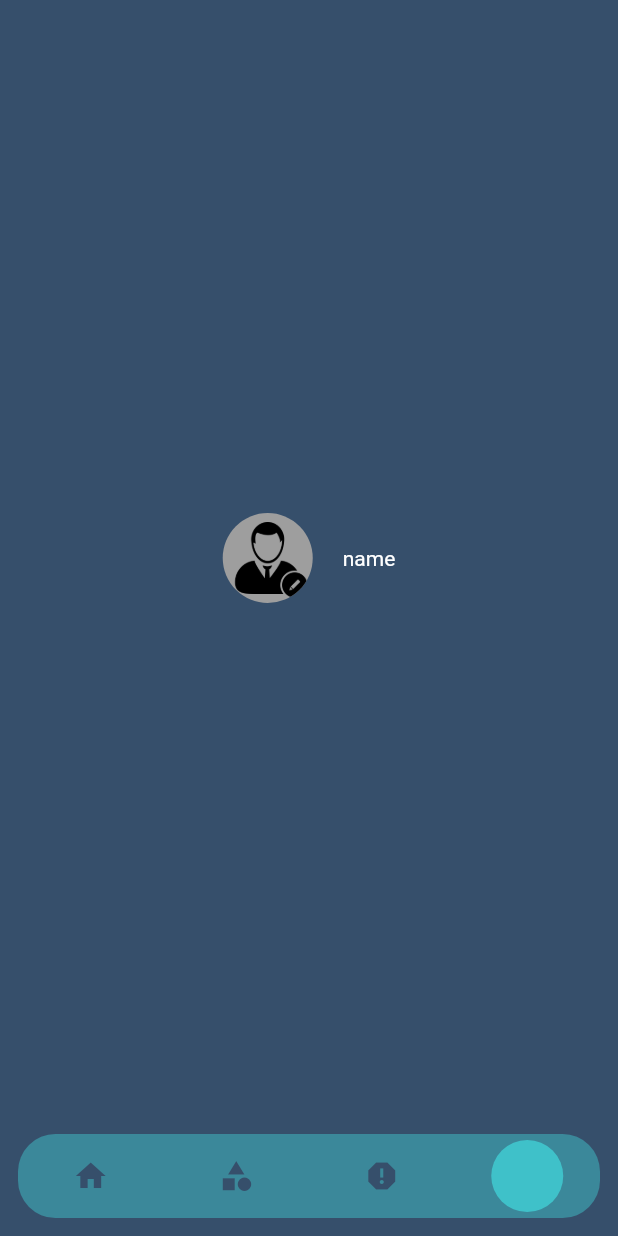
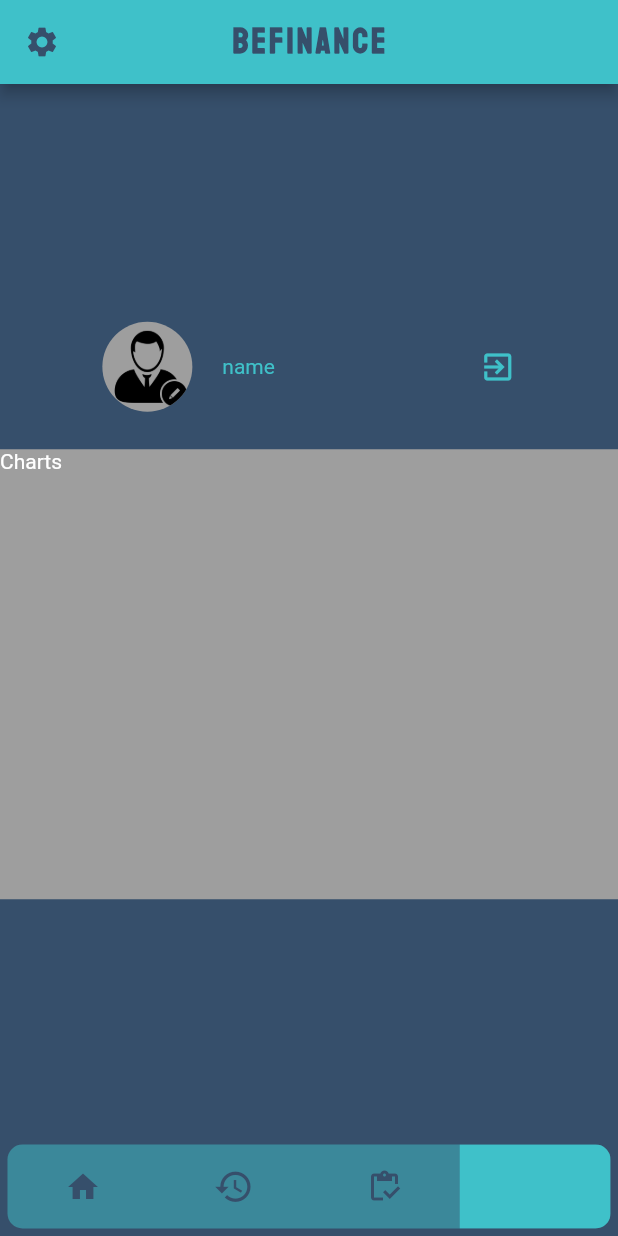
Before and after one commit to DavidBeppiev/Be-Finance, a Flutter app: the MainPage screen opened directly, item 4 of the bottom bar chosen, on a phone screen of 412 x 824 dp. Run offline on Flutter 3.47's test engine with Material 2 defaults, Android fonts, the phone set to English and light mode, and no system bars; drawn by our look-alikes of flutter_snake_navigationbar; our stand-ins replace bloc, flutter_bloc.

Commit message:
1. add the frame om profile_view.dart 2. remake bottom_navigation_widget.dart 3. add the AppBar

```diff
--- a/lib/bloc/main_page_navigation_cubit/main_page_navigation_cubit.dart
+++ b/lib/bloc/main_page_navigation_cubit/main_page_navigation_cubit.dart
@@ -6,8 +6,8 @@ part 'main_page_navigation_state.dart';
 class MainPageNavigationCubit extends Cubit<MainPageNavigationState> {
   MainPageNavigationCubit() : super(MainState());
 
-  void toCategories () => emit(CatecoriesState());
+  void toMain () => emit(MainState());
+  void toOperations () => emit(OperationsState());
+  void toReport () => emit(ReportState());
   void toProfile () => emit(ProfileState());
-  void toReport () => emit(ReportState());
-  void toMain () => emit(MainState());
 }
--- a/lib/bloc/main_page_navigation_cubit/main_page_navigation_state.dart
+++ b/lib/bloc/main_page_navigation_cubit/main_page_navigation_state.dart
@@ -5,7 +5,7 @@ abstract class MainPageNavigationState {}
 
 class MainState extends MainPageNavigationState {}
 
-class CatecoriesState extends MainPageNavigationState {}
+class OperationsState extends MainPageNavigationState {}
 
 class ReportState extends MainPageNavigationState {}
 
--- a/lib/data/constants/text_styles.dart
+++ b/lib/data/constants/text_styles.dart
@@ -22,4 +22,12 @@ abstract class AllStyles {
     color: AllColors.secondaryColor,
     fontFamily: 'Main'
   );
+
+  static const TextStyle logoTitleStyle = TextStyle(
+    fontWeight: FontWeight.bold,
+    fontSize: 23,
+    color: AllColors.mainColor,
+    letterSpacing: 2.0,
+    fontFamily: 'Tagline'
+  );
 }
--- a/lib/ui/pages/main_page.dart
+++ b/lib/ui/pages/main_page.dart
@@ -1,5 +1,8 @@
 import 'package:be_finance_app/bloc/main_page_navigation_cubit/main_page_navigation_cubit.dart';
-import 'package:be_finance_app/ui/views/main_views/categories_view.dart';
+import 'package:be_finance_app/data/constants/colors.dart';
+import 'package:be_finance_app/data/constants/text_styles.dart';
+import 'package:be_finance_app/ui/pages/settings_page.dart';
+import 'package:be_finance_app/ui/views/main_views/operations_view.dart';
 import 'package:be_finance_app/ui/views/main_views/main_view.dart';
 import 'package:be_finance_app/ui/views/main_views/profile_view.dart';
 import 'package:be_finance_app/ui/views/main_views/report_view.dart';
@@ -8,18 +11,31 @@ import 'package:flutter/material.dart';
 import 'package:flutter_bloc/flutter_bloc.dart';
 
 class MainPage extends StatelessWidget {
-
   @override
   Widget build(BuildContext context) {
     return Scaffold(
-      body: BlocBuilder<MainPageNavigationCubit, MainPageNavigationState> (
+      appBar: AppBar(
+        title: const Text(
+          'BeFinance',
+          style: AllStyles.logoTitleStyle,
+        ),
+        centerTitle: true,
+        backgroundColor: AllColors.secondaryColor,
+        leading: IconButton(
+            onPressed: () {
+              Navigator.of(context).push(
+                  MaterialPageRoute(builder: (context) => SettingsPage()));
+            },
+            icon: const Icon(
+              Icons.settings,
+              color: AllColors.mainColor,
+            )),
+      ),
+      body: BlocBuilder<MainPageNavigationCubit, MainPageNavigationState>(
         builder: (context, state) {
-          if(state is CatecoriesState)
-            return CategoriesView();
-          if(state is ReportState)
-            return ReportView();
-          if(state is ProfileState)
-            return ProfileView();
+          if (state is OperationsState) return OperationsView();
+          if (state is ReportState) return ReportView();
+          if (state is ProfileState) return ProfileView();
           else return MainView();
         },
       ),
--- /dev/null
+++ b/lib/ui/pages/settings_page.dart
@@ -0,0 +1,10 @@
+import 'package:flutter/material.dart';
+
+class SettingsPage extends StatelessWidget {
+  const SettingsPage({Key? key}) : super(key: key);
+
+  @override
+  Widget build(BuildContext context) {
+    return Container();
+  }
+}
--- a/lib/ui/views/main_views/categories_view.dart
+++ /dev/null
@@ -1,10 +0,0 @@
-import 'package:flutter/material.dart';
-
-class CategoriesView extends StatelessWidget {
-  const CategoriesView({Key? key}) : super(key: key);
-
-  @override
-  Widget build(BuildContext context) {
-    return Center(child: Text('Category'),);
-  }
-}
--- /dev/null
+++ b/lib/ui/views/main_views/operations_view.dart
@@ -0,0 +1,10 @@
+import 'package:flutter/material.dart';
+
+class OperationsView extends StatelessWidget {
+  const OperationsView({Key? key}) : super(key: key);
+
+  @override
+  Widget build(BuildContext context) {
+    return Center(child: Text('Operations'),);
+  }
+}
--- a/lib/ui/views/main_views/profile_view.dart
+++ b/lib/ui/views/main_views/profile_view.dart
@@ -1,3 +1,4 @@
+import 'package:be_finance_app/data/constants/colors.dart';
 import 'package:flutter/material.dart';
 
 class ProfileView extends StatelessWidget {
@@ -5,20 +6,38 @@ class ProfileView extends StatelessWidget {
 
   @override
   Widget build(BuildContext context) {
-    return Center(child: Column(
+    return Center(
+        child: Column(
       mainAxisAlignment: MainAxisAlignment.center,
       children: [
         Row(
-          mainAxisAlignment: MainAxisAlignment.center,
-          children: const [
-            CircleAvatar(
-              radius: 30.0,
-              backgroundImage: AssetImage('assets/images/no_image.png'),
-              backgroundColor: Colors.grey,
+          mainAxisAlignment: MainAxisAlignment.spaceAround,
+          children: [
+            Row(
+              children: const [
+                CircleAvatar(
+                  radius: 30.0,
+                  backgroundImage: AssetImage('assets/images/no_image.png'),
+                  backgroundColor: Colors.grey,
+                ),
+                SizedBox(
+                  width: 20.0,
+                ),
+                Text('name', style: TextStyle(color: AllColors.secondaryColor)),
+              ],
             ),
-            SizedBox(width: 20.0,),
-            Text('name'),
+            const Icon(
+              Icons.exit_to_app,
+              color: AllColors.secondaryColor,
+            )
           ],
+        ),
+        SizedBox(height: 25.0,),
+        Container(
+          width: double.infinity,
+          height: 300,
+          color: Colors.grey,
+          child: Text('Charts'),
         )
       ],
     ));
--- a/lib/ui/widgets/bottom_navigation_widget/bottom_navigation_widget.dart
+++ b/lib/ui/widgets/bottom_navigation_widget/bottom_navigation_widget.dart
@@ -8,13 +8,13 @@ import 'package:flutter_snake_navigationbar/flutter_snake_navigationbar.dart';
 Widget BottomNavigationWidget() {
   SnakeBarBehaviour snakeBarStyle = SnakeBarBehaviour.floating;
 
-  SnakeShape snakeShape = SnakeShape.circle;
+  SnakeShape snakeShape = SnakeShape.rectangle;
 
   ShapeBorder? bottomBarShape = const RoundedRectangleBorder(
-    borderRadius: BorderRadius.all(Radius.circular(25)),
+    borderRadius: BorderRadius.all(Radius.circular(10)),
   );
 
-  EdgeInsets padding = const EdgeInsets.all(12);
+  EdgeInsets padding = const EdgeInsets.all(5);
 
   bool showSelectedLabels = false;
   bool showUnselectedLabels = false;
@@ -44,7 +44,7 @@ Widget BottomNavigationWidget() {
             BlocProvider.of<MainPageNavigationCubit>(context).toMain();
             break;
           case 1:
-            BlocProvider.of<MainPageNavigationCubit>(context).toCategories();
+            BlocProvider.of<MainPageNavigationCubit>(context).toOperations();
             break;
           case 2:
             BlocProvider.of<MainPageNavigationCubit>(context).toReport();
@@ -57,10 +57,10 @@ Widget BottomNavigationWidget() {
         }
       },
       items: const [
-        BottomNavigationBarItem(icon: Icon(Icons.home)),
-        BottomNavigationBarItem(icon: Icon(Icons.category)),
-        BottomNavigationBarItem(icon: Icon(Icons.report)),
-        BottomNavigationBarItem(icon: Icon(Icons.person)),
+        BottomNavigationBarItem(icon: Icon(Icons.home)), // main
+        BottomNavigationBarItem(icon: Icon(Icons.history, size: 27.0,)), // operations
+        BottomNavigationBarItem(icon: Icon(Icons.inventory_outlined)), // report
+        BottomNavigationBarItem(icon: Icon(Icons.person)), // profile
       ],
       selectedLabelStyle: const TextStyle(fontSize: 14),
       unselectedLabelStyle: const TextStyle(fontSize: 10),
```
